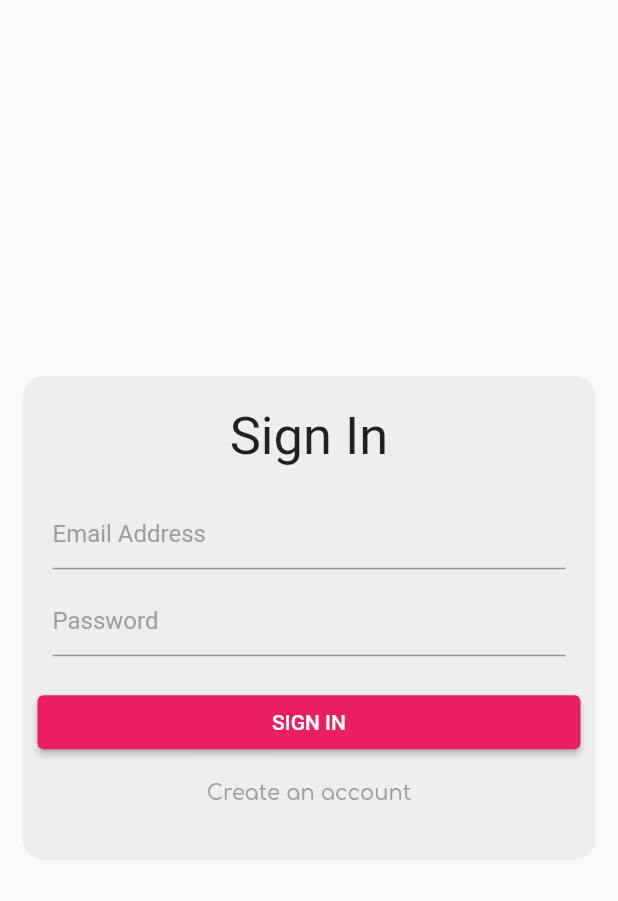
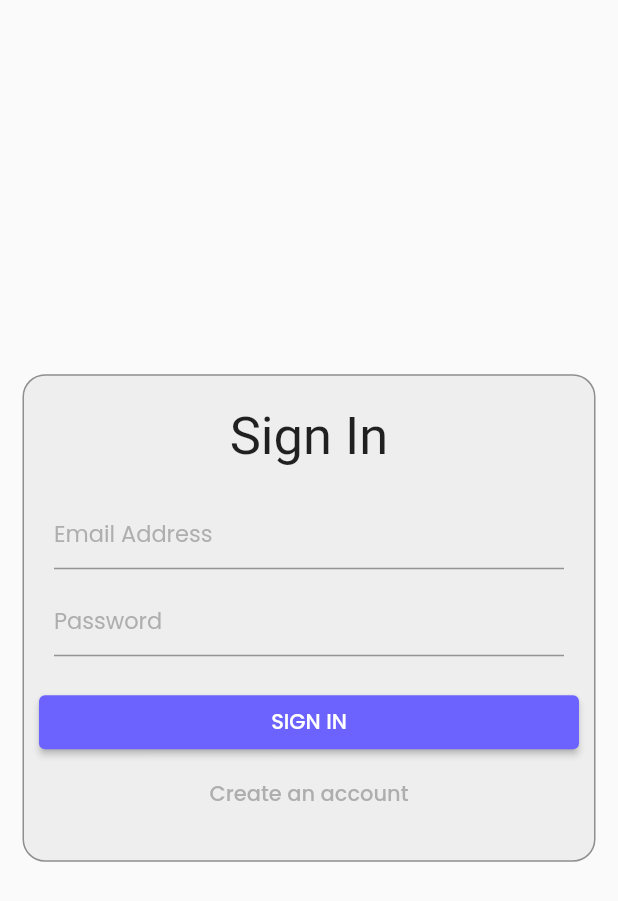
Before and after one commit to Saon00/fec-thesis-publish, a Flutter app: the screen it shows after launch, after a tap on "Skip", after a tap on "Done", on a phone screen of 412 x 824 dp. Shown: the top 901 px of the screen. Run offline on Flutter 3.47's test engine with Material 2 defaults, Android fonts, the phone set to English and light mode, and no system bars; our stand-ins replace file_picker, flutter_svg, font_awesome_flutter, get, google_fonts, smooth_page_indicator.

Commit message:
signin screen border color added

```diff
--- a/lib/components/form_wid.dart
+++ b/lib/components/form_wid.dart
@@ -1,5 +1,6 @@
+import 'package:fecthesispublish/constants/app_colors.dart';
+import 'package:fecthesispublish/constants/app_fonts.dart';
 import 'package:flutter/material.dart';
-import 'package:google_fonts/google_fonts.dart';
 
 class FormWidget extends StatelessWidget {
   final String text;
@@ -20,7 +21,9 @@ class FormWidget extends StatelessWidget {
         obscureText: obsecuretext ?? false,
         controller: controller,
         decoration: InputDecoration(
-            hintText: text, hintStyle: GoogleFonts.roboto(color: Colors.grey)),
+            hintText: text,
+            hintStyle:
+                popins.copyWith(fontSize: 15, color: grey.withOpacity(.8))),
       ),
     );
   }
--- a/lib/constants/app_colors.dart
+++ b/lib/constants/app_colors.dart
@@ -1,8 +1,7 @@
-import 'dart:ui';
-
 import 'package:flutter/material.dart';
 
-const Color yaleBlue = Color(0xff0E4C92);
+const Color blue = Color(0xff0E4C92);
 const Color steelBlue = Color(0xff4682B4);
-const Color purple = Color(0xff6C63FF);
+const Color primaryColor = Color(0xff6C63FF);
 const Color black = Colors.black;
+const Color grey = Colors.grey;
--- a/lib/screens/auths/sign_in_screen.dart
+++ b/lib/screens/auths/sign_in_screen.dart
@@ -1,15 +1,17 @@
+import 'package:fecthesispublish/constants/app_fonts.dart';
 import 'package:flutter/material.dart';
 import 'package:google_fonts/google_fonts.dart';
 
 import '../../components/form_wid.dart';
+import '../../constants/app_colors.dart';
 
 class SignInScreen extends StatelessWidget {
   const SignInScreen({super.key});
 
   @override
   Widget build(BuildContext context) {
-    final double resWidth = MediaQuery.of(context).size.width; // 360
-    final double resHeight = MediaQuery.of(context).size.height; // 677.33
+    // final double resWidth = MediaQuery.of(context).size.width; // 360
+    // final double resHeight = MediaQuery.of(context).size.height; // 677.33
 
     return Scaffold(
       body: SafeArea(
@@ -23,6 +25,9 @@ class SignInScreen extends StatelessWidget {
                 // text
                 Container(
                   decoration: BoxDecoration(
+                      border: Border.all(
+                        color: black.withOpacity(.4),
+                      ),
                       color: Colors.grey.shade200,
                       borderRadius: BorderRadius.circular(15)),
                   child: Padding(
@@ -55,11 +60,10 @@ class SignInScreen extends StatelessWidget {
                           width: double.infinity,
                           child: ElevatedButton(
                               style: ElevatedButton.styleFrom(
-                                backgroundColor: Colors.pink,
+                                backgroundColor: primaryColor,
                               ),
                               onPressed: () {},
-                              child: Text('SIGN IN',
-                                  style: GoogleFonts.poiretOne())),
+                              child: Text('SIGN IN', style: popins)),
                         ),
 
                         // create new account
@@ -67,7 +71,7 @@ class SignInScreen extends StatelessWidget {
                           onPressed: () {},
                           child: Text(
                             'Create an account',
-                            style: GoogleFonts.comfortaa(color: Colors.grey),
+                            style: popins.copyWith(color: grey.withOpacity(.8)),
                           ),
                         ),
                       ],
--- a/lib/screens/splashs/welcome_screen3.dart
+++ b/lib/screens/splashs/welcome_screen3.dart
@@ -10,8 +10,8 @@ class WelcomeScreen3 extends StatelessWidget {
   @override
   Widget build(BuildContext context) {
     return SpalshWidget(
-      bannerImgpath: 'assets/svgs/knowledge.svg',
-      sloganName: 'Try to gather knowledge from vast world',
+      bannerImgpath: 'assets/svgs/articles.svg',
+      sloganName: 'Read more to know topics deeply and accurately',
       onTap: () {
         Get.to(() => const WelcomeScreen2(),
             transition: Transition.rightToLeft,
```
Also changed, not shown: assets/svgs/articles.svg (added).
